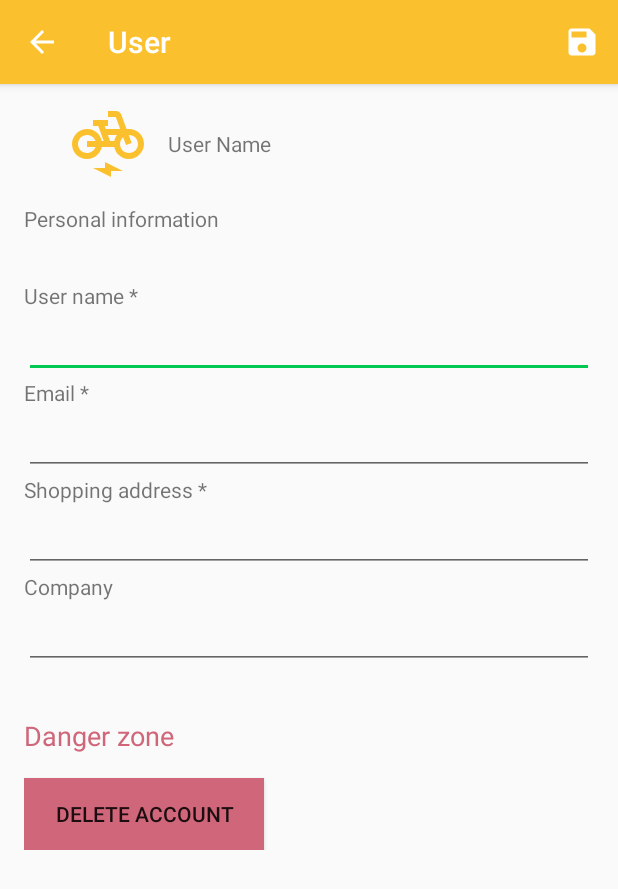
After one commit to tobiasbriones/cp-unah-mm543-awis, an Android app: the UserActivity screen opened directly, with no data from a screen before it, on a phone screen of 412 x 824 dp. The commit adds this screen. Shown: the top 889 px of the screen. Run offline under Robolectric (Android 15) with nearby library versions, the phone set to English and light mode, and no system bars.

Commit message:
User (profile editor) GUI implemented

```diff
--- /dev/null
+++ b/app/src/main/java/com/mm543/awis/ui/user/UserActivity.kt
@@ -0,0 +1,54 @@
+/*
+ * AWIS: Adventure Works Information Systems, Android App
+ * Created for the MM543-0900-3-2020 course.
+ * Team: Tobias Briones, Juan Varela
+ *
+ * Copyright (c) 2020 Tobias Briones.
+ *
+ * This source code is licensed under the MIT license found in the
+ * LICENSE file in the root directory of this source tree.
+ */
+
+package com.mm543.awis.ui.user
+
+import android.os.Bundle
+import android.util.Log
+import android.view.Menu
+import android.view.MenuItem
+import androidx.appcompat.app.AppCompatActivity
+import com.mm543.awis.R
+import kotlinx.android.synthetic.main.content_user.*
+
+class UserActivity : AppCompatActivity() {
+    override fun onCreate(savedInstanceState: Bundle?) {
+        super.onCreate(savedInstanceState)
+        setContentView(R.layout.activity_user)
+
+        setSupportActionBar(findViewById(R.id.toolbar))
+        supportActionBar?.setDisplayHomeAsUpEnabled(true)
+        supportActionBar?.setDisplayShowHomeEnabled(true)
+
+        user_name_text.setText("User Name")
+    }
+
+    override fun onCreateOptionsMenu(menu: Menu?): Boolean {
+        menuInflater.inflate(R.menu.menu_user, menu)
+        return true
+    }
+
+    override fun onOptionsItemSelected(item: MenuItem): Boolean {
+        when (item.itemId) {
+            android.R.id.home -> navigateBack()
+            R.id.action_save -> save()
+        }
+        return true
+    }
+
+    private fun navigateBack() {
+        onBackPressed()
+    }
+
+    private fun save() {
+
+    }
+}
--- /dev/null
+++ b/app/src/main/res/drawable/delete_account_button_background.xml
@@ -0,0 +1,5 @@
+<?xml version="1.0" encoding="utf-8"?>
+<selector xmlns:android="http://schemas.android.com/apk/res/android">
+    <item android:drawable="@color/delete_button_pressed" android:state_pressed="true" />
+    <item android:drawable="@color/danger" />
+</selector>
--- /dev/null
+++ b/app/src/main/res/drawable/ic_baseline_save_24.xml
@@ -0,0 +1,16 @@
+<!--
+  ~ AWIS: Adventure Works Information Systems, Android App
+  ~ Created for the MM543-0900-3-2020 course.
+  ~ Team: Tobias Briones, Juan Varela
+  ~
+  ~ Copyright (c) 2020 Tobias Briones.
+  ~
+  ~ This source code is licensed under the MIT license found in the
+  ~ LICENSE file in the root directory of this source tree.
+  -->
+
+<vector android:height="24dp" android:tint="#FFFFFF"
+    android:viewportHeight="24" android:viewportWidth="24"
+    android:width="24dp" xmlns:android="http://schemas.android.com/apk/res/android">
+    <path android:fillColor="@android:color/white" android:pathData="M17,3L5,3c-1.11,0 -2,0.9 -2,2v14c0,1.1 0.89,2 2,2h14c1.1,0 2,-0.9 2,-2L21,7l-4,-4zM12,19c-1.66,0 -3,-1.34 -3,-3s1.34,-3 3,-3 3,1.34 3,3 -1.34,3 -3,3zM15,9L5,9L5,5h10v4z"/>
+</vector>
--- /dev/null
+++ b/app/src/main/res/drawable/ic_navigation_back.xml
@@ -0,0 +1,16 @@
+<!--
+  ~ AWIS: Adventure Works Information Systems, Android App
+  ~ Created for the MM543-0900-3-2020 course.
+  ~ Team: Tobias Briones, Juan Varela
+  ~
+  ~ Copyright (c) 2020 Tobias Briones.
+  ~
+  ~ This source code is licensed under the MIT license found in the
+  ~ LICENSE file in the root directory of this source tree.
+  -->
+
+<vector android:height="24dp" android:tint="#FFFFFF"
+    android:viewportHeight="24" android:viewportWidth="24"
+    android:width="24dp" xmlns:android="http://schemas.android.com/apk/res/android">
+    <path android:fillColor="@android:color/white" android:pathData="M20,11H7.83l5.59,-5.59L12,4l-8,8 8,8 1.41,-1.41L7.83,13H20v-2z"/>
+</vector>
--- /dev/null
+++ b/app/src/main/res/layout/activity_user.xml
@@ -0,0 +1,34 @@
+<?xml version="1.0" encoding="utf-8"?>
+<LinearLayout xmlns:android="http://schemas.android.com/apk/res/android"
+    xmlns:tools="http://schemas.android.com/tools"
+    xmlns:app="http://schemas.android.com/apk/res-auto"
+    tools:context=".ui.user.UserActivity"
+    android:layout_width="match_parent"
+    android:layout_height="match_parent"
+    android:orientation="vertical">
+
+    <com.google.android.material.appbar.AppBarLayout
+        android:layout_width="match_parent"
+        android:layout_height="wrap_content"
+        android:theme="@style/AppTheme.AppBarOverlay">
+
+        <androidx.appcompat.widget.Toolbar
+            android:id="@+id/toolbar"
+            app:menu="@menu/menu_user"
+            app:navigationIcon="@drawable/ic_navigation_back"
+            app:popupTheme="@style/AppTheme.PopupOverlay"
+            android:layout_width="match_parent"
+            android:layout_height="?attr/actionBarSize"
+            android:background="?attr/colorPrimary" />
+
+    </com.google.android.material.appbar.AppBarLayout>
+
+    <ScrollView
+        android:layout_width="match_parent"
+        android:layout_height="wrap_content">
+
+        <include layout="@layout/content_user" />
+
+    </ScrollView>
+
+</LinearLayout>
--- /dev/null
+++ b/app/src/main/res/layout/content_user.xml
@@ -0,0 +1,135 @@
+<?xml version="1.0" encoding="utf-8"?>
+<LinearLayout xmlns:android="http://schemas.android.com/apk/res/android"
+    xmlns:app="http://schemas.android.com/apk/res-auto"
+    android:layout_width="match_parent"
+    android:layout_height="match_parent"
+    android:orientation="vertical"
+    android:padding="@dimen/spacing_16">
+
+    <TextView
+        android:id="@+id/user_name_text"
+        android:layout_width="wrap_content"
+        android:layout_height="wrap_content"
+        android:layout_marginStart="@dimen/spacing_32"
+        android:drawablePadding="@dimen/spacing_16"
+        android:gravity="center"
+        android:text="asasa"
+        app:drawableStartCompat="@drawable/ic_launcher" />
+
+    <LinearLayout
+        android:layout_width="match_parent"
+        android:layout_height="match_parent"
+        android:layout_marginVertical="@dimen/spacing_16"
+        android:orientation="vertical">
+
+        <TextView
+            android:layout_width="match_parent"
+            android:layout_height="wrap_content"
+            android:layout_marginBottom="@dimen/spacing_32"
+            android:text="@string/personal_information" />
+
+        <LinearLayout
+            android:layout_width="match_parent"
+            android:layout_height="wrap_content"
+            android:orientation="vertical">
+
+            <TextView
+                android:layout_width="match_parent"
+                android:layout_height="wrap_content"
+                android:labelFor="@id/user_name_edit_text"
+                android:text="@string/user_name_field" />
+
+            <EditText
+                android:id="@+id/user_name_edit_text"
+                android:layout_width="match_parent"
+                android:layout_height="wrap_content"
+                android:ems="10"
+                android:importantForAutofill="no"
+                android:inputType="textPersonName" />
+        </LinearLayout>
+
+        <LinearLayout
+            android:layout_width="match_parent"
+            android:layout_height="wrap_content"
+            android:orientation="vertical">
+
+            <TextView
+                android:layout_width="match_parent"
+                android:layout_height="wrap_content"
+                android:labelFor="@id/email_address_edit_text"
+                android:text="@string/email_field" />
+
+            <EditText
+                android:id="@+id/email_address_edit_text"
+                android:layout_width="match_parent"
+                android:layout_height="wrap_content"
+                android:ems="10"
+                android:importantForAutofill="no"
+                android:inputType="textEmailAddress" />
+        </LinearLayout>
+
+        <LinearLayout
+            android:layout_width="match_parent"
+            android:layout_height="wrap_content"
+            android:orientation="vertical">
+
+            <TextView
+                android:layout_width="match_parent"
+                android:layout_height="wrap_content"
+                android:labelFor="@id/shipping_address_edit_text"
+                android:text="@string/shipping_address_field" />
+
+            <EditText
+                android:id="@+id/shipping_address_edit_text"
+                android:layout_width="match_parent"
+                android:layout_height="wrap_content"
+                android:ems="10"
+                android:importantForAutofill="no"
+                android:inputType="textPersonName" />
+        </LinearLayout>
+
+        <LinearLayout
+            android:layout_width="match_parent"
+            android:layout_height="wrap_content"
+            android:orientation="vertical">
+
+            <TextView
+                android:layout_width="match_parent"
+                android:layout_height="wrap_content"
+                android:labelFor="@id/company_edit_text"
+                android:text="@string/company_field" />
+
+            <EditText
+                android:id="@+id/company_edit_text"
+                android:layout_width="match_parent"
+                android:layout_height="wrap_content"
+                android:ems="10"
+                android:importantForAutofill="no"
+                android:inputType="textPersonName" />
+        </LinearLayout>
+
+        <LinearLayout
+            android:layout_width="match_parent"
+            android:layout_height="match_parent"
+            android:layout_marginTop="@dimen/spacing_16"
+            android:orientation="vertical">
+
+            <TextView
+                android:layout_width="match_parent"
+                android:layout_height="wrap_content"
+                android:layout_marginVertical="@dimen/spacing_16"
+                android:text="@string/danger_zone"
+                android:textColor="@color/danger"
+                android:textSize="18sp" />
+
+            <Button
+                android:id="@+id/button"
+                android:layout_width="160dp"
+                android:layout_height="wrap_content"
+                android:background="@drawable/delete_account_button_background"
+                android:text="@string/delete_account" />
+        </LinearLayout>
+
+    </LinearLayout>
+
+</LinearLayout>
--- /dev/null
+++ b/app/src/main/res/menu/menu_user.xml
@@ -0,0 +1,11 @@
+<menu xmlns:android="http://schemas.android.com/apk/res/android"
+    xmlns:app="http://schemas.android.com/apk/res-auto"
+    xmlns:tools="http://schemas.android.com/tools"
+    tools:context="com.mm543.awis.MainActivity">
+    <item
+        android:id="@+id/action_save"
+        android:orderInCategory="1"
+        android:icon="@drawable/ic_baseline_save_24"
+        android:title="@string/item_save"
+        app:showAsAction="ifRoom" />
+</menu>
--- a/app/src/main/res/values/colors.xml
+++ b/app/src/main/res/values/colors.xml
@@ -7,4 +7,7 @@
     <color name="grey">#f0f0f0</color>
     <color name="primaryText">#212121</color>
     <color name="secondaryText">#757575</color>
+    <color name="error">#CF6679</color>
+    <color name="danger">#CF6679</color>
+    <color name="delete_button_pressed">#d32f2f</color>
 </resources>
--- a/app/src/main/res/values/dimens.xml
+++ b/app/src/main/res/values/dimens.xml
@@ -4,4 +4,6 @@
     <dimen name="spacing_10">10dp</dimen>
     <dimen name="spacing_30">30dp</dimen>
     <dimen name="nav_drawer_horizontal_margin">16dp</dimen>
+    <dimen name="spacing_16">16dp</dimen>
+    <dimen name="spacing_32">32dp</dimen>
 </resources>
--- a/app/src/main/res/values/strings.xml
+++ b/app/src/main/res/values/strings.xml
@@ -1,22 +1,29 @@
 <resources>
     <string name="app_name">AWIS</string>
     <string name="action_settings">Settings</string>
-    <!-- Strings used for fragments for navigation -->
     <string name="first_fragment_label">First Fragment</string>
     <string name="second_fragment_label">Second Fragment</string>
     <string name="next">Next</string>
     <string name="previous">Previous</string>
-
-    <string name="search_title">Buscar producto</string>
-    <string name="hello_second_fragment">Hello second fragment. Arg: %1$s</string>
-    <string name="signin">Entrar</string>
-    <string name="cancel">Cancelar</string>
+    <string name="search_title">Search product</string>
+    <string name="signin">Login</string>
+    <string name="cancel">Cancel</string>
     <string name="search_product">Search product</string>
-    <string name="item_settings">Configuración</string>
-    <string name="item_about">Sobre</string>
-    <string name="item_logout">Salir</string>
-    <string name="item_shopping_cart">Carrito de compras</string>
-    <string name="about_awis">Sobre AWIS</string>
-    <string name="ok">Ok</string>
-    <string name="item_login">Entrar</string>
+    <string name="item_settings">Settings</string>
+    <string name="item_about">About AWIS</string>
+    <string name="item_logout">Logout</string>
+    <string name="item_shopping_cart">Shopping cart</string>
+    <string name="about_awis">About AWIS</string>
+    <string name="ok">OK</string>
+    <string name="item_login">Login</string>
+    <string name="item_save">Save</string>
+    <string name="user_photo">User photo</string>
+    <string name="personal_information">Personal information</string>
+    <string name="user_name_field">User name *</string>
+    <string name="user">User</string>
+    <string name="email_field">Email *</string>
+    <string name="shipping_address_field">Shopping address *</string>
+    <string name="company_field">Company</string>
+    <string name="danger_zone">Danger zone</string>
+    <string name="delete_account">Delete account</string>
 </resources>
```
Also changed, not shown: app/src/main/AndroidManifest.xml (+9 -0 lines).
